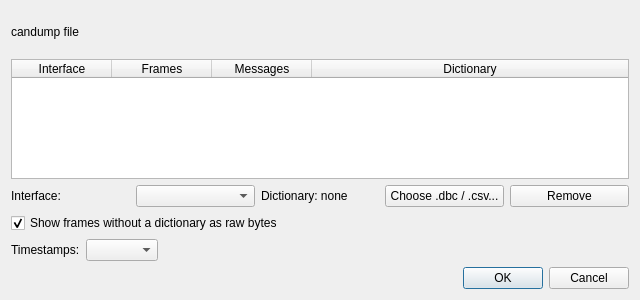
This is data_load_candump/candump_dialog.ui in PlotJuggler/pj-official-plugins as Qt 5 draws it before an edit. The edited form follows.
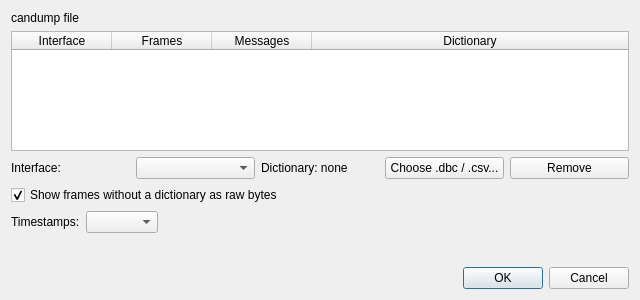
This is the edited form.

Commit message:
fix(data_load_candump): keep the dialog summary at the top when the dialog is taller
A taller dialog (e.g. a restored size) gave the extra height to the summary
label, which centered its text in a large empty area. The label now keeps
its natural height and the free space goes above the buttons.

What changed in the file:
```diff
--- a/data_load_candump/candump_dialog.ui
+++ b/data_load_candump/candump_dialog.ui
@@ -16,6 +16,13 @@
     <widget class="QLabel" name="labelSummary">
      <property name="text"><string>candump file</string></property>
      <property name="wordWrap"><bool>true</bool></property>
+     <property name="alignment"><set>Qt::AlignLeft|Qt::AlignTop</set></property>
+     <property name="sizePolicy">
+      <sizepolicy hsizetype="Preferred" vsizetype="Maximum">
+       <horstretch>0</horstretch>
+       <verstretch>0</verstretch>
+      </sizepolicy>
+     </property>
     </widget>
    </item>
    <item>
@@ -84,6 +91,12 @@
      </item>
     </layout>
    </item>
+   <item>
+    <spacer name="verticalSpacer">
+     <property name="orientation"><enum>Qt::Vertical</enum></property>
+     <property name="sizeHint" stdset="0"><size><width>20</width><height>0</height></size></property>
+    </spacer>
+   </item>
    <item>
     <widget class="QDialogButtonBox" name="buttonBox">
      <property name="standardButtons"><set>QDialogButtonBox::Cancel|QDialogButtonBox::Ok</set></property>
```
